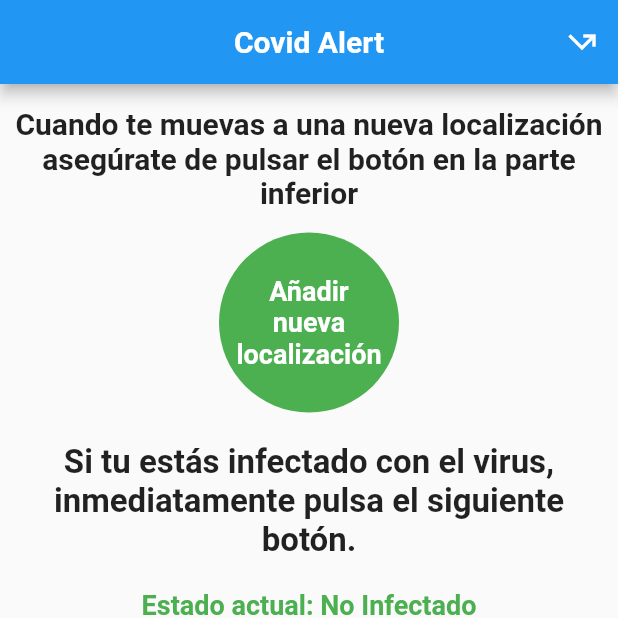
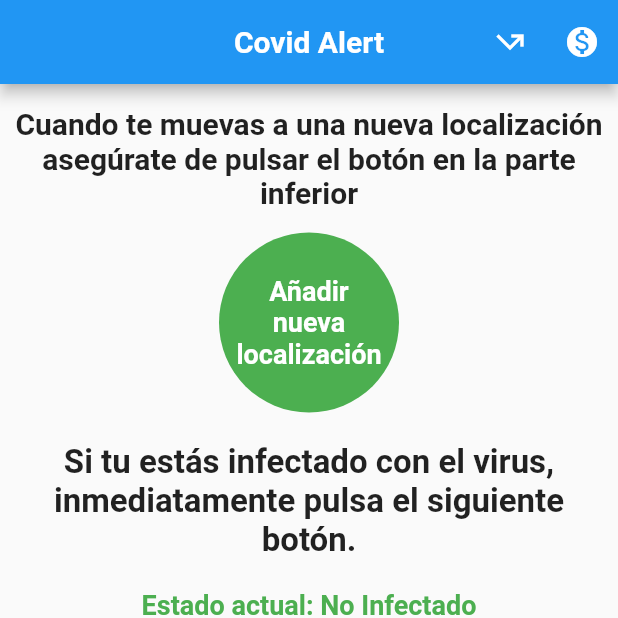
Before and after one commit to dnadawa/Covid-Alert-Pro, a Flutter app: the FirstPage screen opened directly, on a phone screen of 412 x 824 dp, the top half of it. Run offline on Flutter 3.47's test engine with Material 2 defaults, Android fonts, the phone set to English and light mode, and no system bars; our stand-ins replace cloud_firestore, fluttertoast, geolocator, google_maps_flutter, shared_preferences; accounts and stored records are empty.

Commit message:
Donation Link Added

```diff
--- a/lib/first.dart
+++ b/lib/first.dart
@@ -219,7 +219,8 @@ class _FirstPageState extends State<FirstPage> {
         title: Text('Covid Alert',style: TextStyle(fontWeight: FontWeight.bold),),
         centerTitle: true,
         actions: <Widget>[
-          IconButton(icon: Icon(Icons.call_missed_outgoing), onPressed: ()=>_launchURL('https://coronavirus.app/'))
+          IconButton(icon: Icon(Icons.call_missed_outgoing), onPressed: ()=>_launchURL('https://coronavirus.app/')),
+          IconButton(icon: Icon(Icons.monetization_on), onPressed: ()=>_launchURL('https://techarvel.wixsite.com/covid-19alert')),
         ],
       ),
       body: SingleChildScrollView(
```
